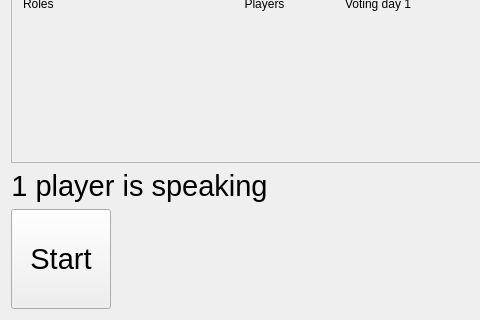
Before: the Qt Designer form MafiaHelper/mainwindow.ui in MayRiv/MafiaHelper, drawn with Qt 5; both pictures show x 0 to 480 and y 184 to 504 of the 684 by 504 pixel window.
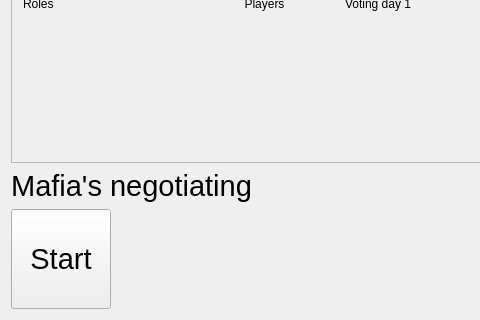
After: the same form once the commit is applied.

Commit message: Added a minute for mafia.

```diff
--- a/MafiaHelper/mainwindow.ui
+++ b/MafiaHelper/mainwindow.ui
@@ -34,7 +34,7 @@
         <item>
          <widget class="QLabel" name="label_6">
           <property name="text">
-           <string>&lt;html&gt;&lt;head/&gt;&lt;body&gt;&lt;p&gt;&lt;span style=&quot; font-size:22pt;&quot;&gt;1 player is speaking&lt;/span&gt;&lt;/p&gt;&lt;/body&gt;&lt;/html&gt;</string>
+           <string>&lt;html&gt;&lt;head/&gt;&lt;body&gt;&lt;p&gt;&lt;span style=&quot; font-size:22pt;&quot;&gt;Mafia's negotiating&lt;/span&gt;&lt;/p&gt;&lt;/body&gt;&lt;/html&gt;</string>
           </property>
           <property name="alignment">
            <set>Qt::AlignCenter</set>
```
The commit also changes 4 other files.
